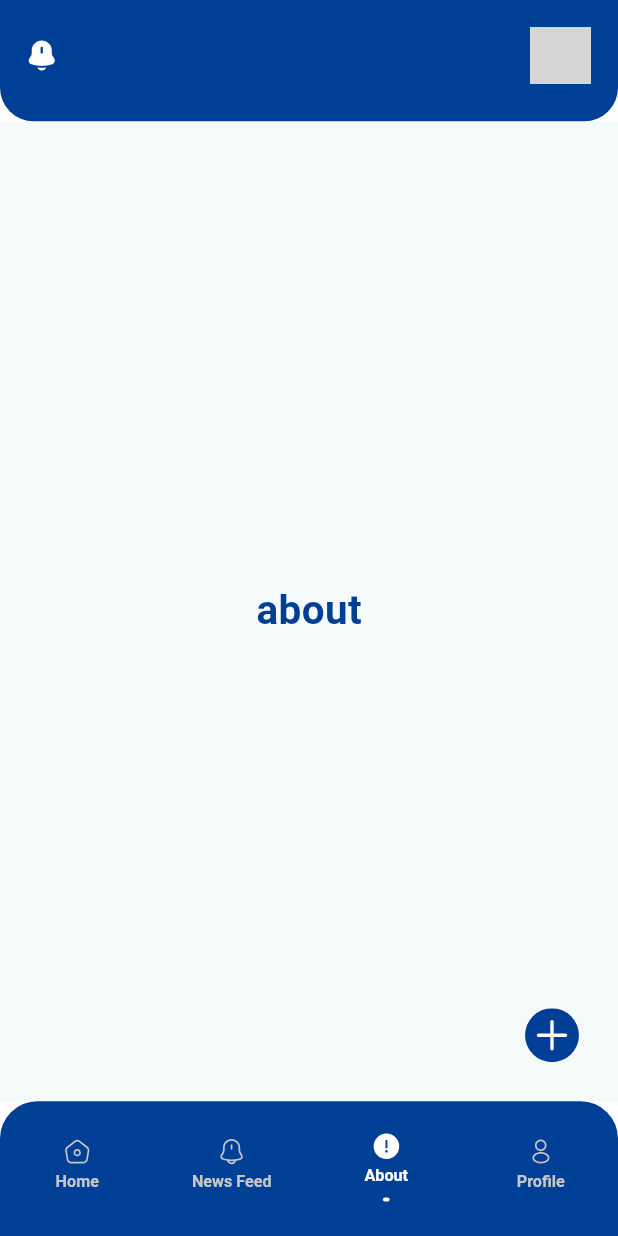
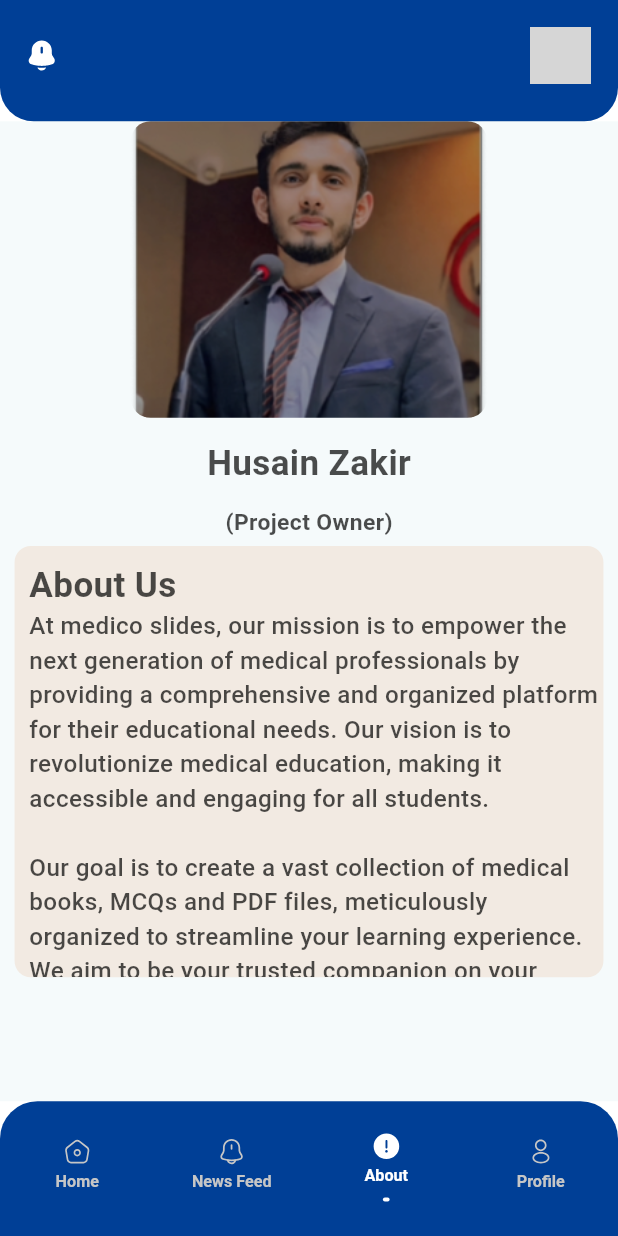
Before and after one commit to suliman1474/medico, a Flutter app: the screen it shows after launch, item 3 of the bottom bar chosen, on a phone screen of 412 x 824 dp. Run offline on Flutter 3.47's test engine with Material 2 defaults, Android fonts, the phone set to English and light mode, and no system bars; our stand-ins replace cached_network_image, cloud_firestore, device_preview, dio, firebase_auth, firebase_core and 9 more; accounts and stored records are empty; project files that could hold a hidden picture were left out; grey boxes are pictures that could not be loaded.

Commit message:
about screen added

```diff
--- a/lib/screens/home/about_screen.dart
+++ b/lib/screens/home/about_screen.dart
@@ -1,5 +1,9 @@
 import 'package:flutter/material.dart';
-import 'package:medico/core/text_theme.dart';
+import 'package:flutter_screenutil/flutter_screenutil.dart';
+import 'package:medico/core/app_export.dart';
+
+import '../../core/text_theme.dart';
+import '../../widgets/custom_image_view.dart';
 
 class AboutScreen extends StatelessWidget {
   const AboutScreen({super.key});
@@ -7,13 +11,69 @@ class AboutScreen extends StatelessWidget {
   @override
   Widget build(BuildContext context) {
     return Scaffold(
-      body: Center(
-        child: Container(
-          child: Text(
-            'about',
-            style: customTexttheme.titleLarge,
+      body: Column(
+        children: [
+          Container(
+            height: 310.h,
+            width: 255.w,
+            child: Column(
+              mainAxisAlignment: MainAxisAlignment.spaceBetween,
+              children: [
+                Container(
+                  height: 220.h,
+                  width: 245.w,
+                  decoration:
+                      BoxDecoration(borderRadius: BorderRadius.circular(25.r)),
+                  child: CustomImageView(
+                      imagePath: 'assets/images/profile.png',
+                      height: 250.h,
+                      width: 40.w,
+                      radius: BorderRadius.circular(15.0.r)),
+                ),
+                Text(
+                  'Husain Zakir',
+                  style: customTexttheme.titleMedium,
+                ),
+                Text(
+                  '(Project Owner)',
+                  style: customTexttheme.displaySmall,
+                ),
+              ],
+            ),
           ),
-        ),
+          Container(
+            height: 320.h,
+            margin: EdgeInsets.symmetric(horizontal: 10.w, vertical: 5.h),
+            decoration: BoxDecoration(
+                color: secondryColor,
+                borderRadius: BorderRadius.circular(12.r)),
+            child: SingleChildScrollView(
+              scrollDirection: Axis.vertical,
+              child: Padding(
+                padding: EdgeInsets.only(
+                    top: 10.h, bottom: 10.h, right: 3.w, left: 10.w),
+                child: Column(
+                  mainAxisAlignment: MainAxisAlignment.spaceAround,
+                  crossAxisAlignment: CrossAxisAlignment.start,
+                  children: [
+                    Text(
+                      'About Us',
+                      style: customTexttheme.titleMedium,
+                    ),
+                    Text(
+                      'At medico slides, our mission is to empower the next generation of medical professionals by providing a comprehensive and organized platform for their educational needs. Our vision is to revolutionize medical education, making it accessible and engaging for all students.\n'
+                      '\n'
+                      'Our goal is to create a vast collection of medical books, MCQs and PDF files, meticulously organized to streamline your learning experience. We aim to be your trusted companion on your academic journey, offering the resources you need to excel in your studies and ultimately contribute to the field of medication.\n'
+                      '\n'
+                      '“Join us in shaping the future of medical education with Medico Slides”.',
+                      style: customTexttheme.bodyLarge,
+                    ),
+                  ],
+                ),
+              ),
+            ),
+          )
+        ],
       ),
     );
   }
--- a/lib/screens/home/main_page.dart
+++ b/lib/screens/home/main_page.dart
@@ -3,7 +3,6 @@ import 'package:get/get.dart';
 import 'package:medico/core/app_export.dart';
 import 'package:medico/widgets/custom_appbar.dart';
 import 'package:medico/widgets/custom_bottombar.dart';
-import 'package:medico/widgets/floating_button.dart';
 
 import '../../controllers/screen_controller.dart';
 
@@ -39,7 +38,7 @@ class _MainPageState extends State<MainPage> {
                 setState(() => _bottomNavIndex = index);
               }
             }),
-        floatingActionButton: CustomFloatingButton(),
+        // floatingActionButton: CustomFloatingButton(),
       ),
     );
   }
--- a/pubspec.yaml
+++ b/pubspec.yaml
@@ -66,6 +66,7 @@ flutter:
   assets:
     - assets/
     - assets/icons/
+    - assets/images/
 
   # An image asset can refer to one or more resolution-specific "variants", see
   # https://flutter.dev/assets-and-images/#resolution-aware
```
Also changed, not shown: assets/images/profile.png (added).
